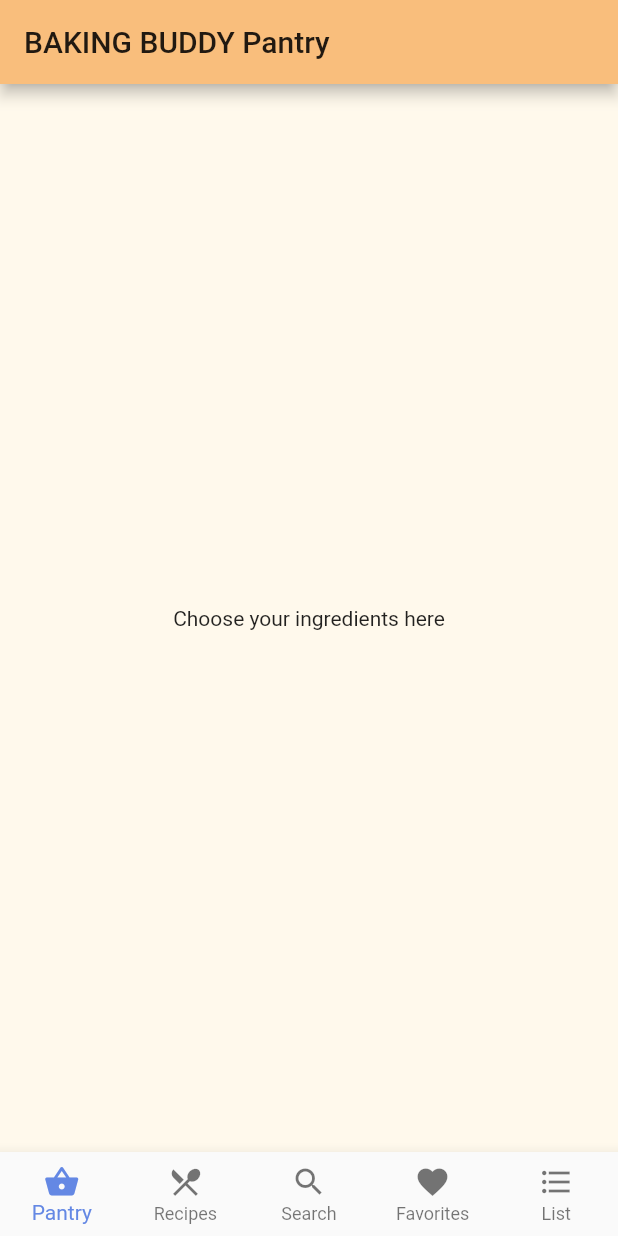
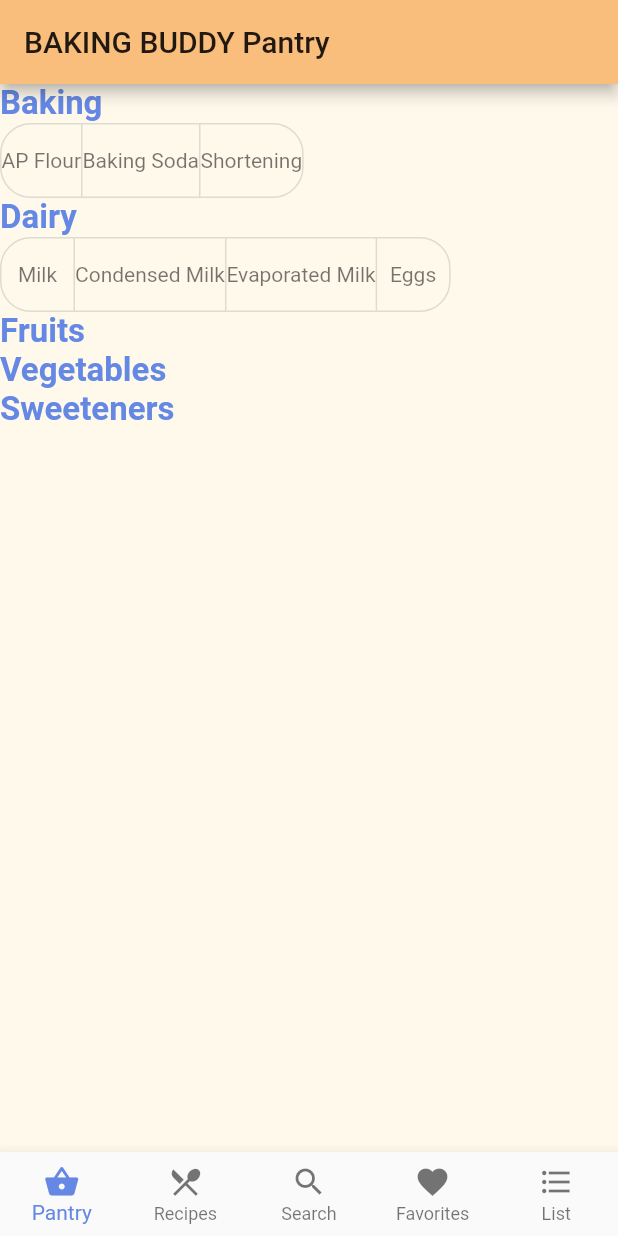
Before and after one commit to SJSU-CMPE165-Group1/BakingApp, a Flutter app: the screen it shows after launch, on a phone screen of 412 x 824 dp. Run offline on Flutter 3.47's test engine with Material 2 defaults, Android fonts, the phone set to English and light mode, and no system bars; network calls fail.

Commit message:
Pantry Starter

```diff
--- a/flutter_baking_app/lib/controllers/recipe_api.dart
+++ b/flutter_baking_app/lib/controllers/recipe_api.dart
@@ -4,7 +4,7 @@ import 'package:http/http.dart' as http;
 import 'dart:developer';
 
 class RecipeAPI {
-  Future<Recipe> samplefetch() async {
+  Future<Recipe> sampleFetch() async {
     final response = await http.get('http://www.recipepuppy.com/api/?i=onions,garlic&p=1');
     print("API CALL: Sample");
     if (response.statusCode == 200) {
@@ -47,7 +47,7 @@ class RecipeAPI {
   }
 }
 /*
-To test API in chrome, copy and paste:
+To test API in chrome, copy and paste in the console:
 fetch('http://www.recipepuppy.com/api/{argument here}')
   .then(response => response.json())
   .then(json => console.log(json))
--- a/flutter_baking_app/lib/main.dart
+++ b/flutter_baking_app/lib/main.dart
@@ -5,6 +5,8 @@ import 'package:flutter_baking_app/views/recipes.dart';
 import 'package:flutter_baking_app/views/search.dart';
 import 'package:flutter_baking_app/views/favorites.dart';
 import 'package:flutter_baking_app/views/shopping_list.dart';
+
+GlobalKey<RecipePageState> _keyRecipePage = GlobalKey();
 
 class Destination {
   const Destination(this.index, this.title, this.icon);
@@ -45,20 +47,30 @@ class NavBar extends StatefulWidget {
   _NavBarState createState() => _NavBarState();
 }
 
+
 class _NavBarState extends State<NavBar> {
   int _selectedIndex = 0;
+  List<Widget> _children = [PantryPage(), RecipePage(_keyRecipePage), SearchPage(), FavoritesPage(), ShoppingListPage()];
+
   @override
   Widget build(BuildContext context) {
+
     void _onItemTapped(int index) {
       setState(() {
         _selectedIndex = index;
+
+        //we call updateSearch every time the recipes tab is pressed on the bottom bar. this is done really messily since we need to make RecipePage public and keep track of its key
+        //note that 1 is the index of RecipePage
+        if(_selectedIndex == 1) {
+          _keyRecipePage.currentState.updateSearch();
+        }
       });
     }
 
     return Scaffold(
       body: IndexedStack(
         index: _selectedIndex,
-        children: [PantryPage(), RecipePage(), SearchPage(), FavoritesPage(), ShoppingListPage()],
+        children: _children,
       ),
       bottomNavigationBar: BottomNavigationBar(
         type: BottomNavigationBarType.fixed,
--- a/flutter_baking_app/lib/views/pantry.dart
+++ b/flutter_baking_app/lib/views/pantry.dart
@@ -7,6 +7,9 @@ class PantryPage extends StatefulWidget {
 }
 
 class _PantryPageState extends State<PantryPage> {
+  List<bool> bakingList = List.generate(3, (index) => false);
+  List<bool> dairyList = List.generate(4, (index) => false);
+
   @override
   Widget build(BuildContext context) {
     return Scaffold(
@@ -16,10 +19,80 @@ class _PantryPageState extends State<PantryPage> {
         ),
         backgroundColor: LightColors.kLightYellow,
         body:
-        Center(
-          child:Text(
-            'Choose your ingredients here',
-          ),
+        Column (
+          crossAxisAlignment: CrossAxisAlignment.start,
+          children: <Widget> [
+            Text('Baking',
+              style: TextStyle(
+                fontSize: 22.0,
+                fontWeight: FontWeight.bold,
+                color: LightColors.kBlue,
+              ),
+            ),
+            ToggleButtons(
+              children: [
+                Text('AP Flour'),
+                Text('Baking Soda'),
+                Text('Shortening'),
+              ],
+              isSelected: bakingList,
+              onPressed: (int i) {
+                setState(() {
+                  bakingList[i] = !bakingList[i];
+                });
+              },
+              fillColor: LightColors.kDarkYellow,
+              color: Colors.black54,
+              selectedColor: Colors.black87,
+              borderRadius: BorderRadius.circular(20),
+            ),
+            Text('Dairy',
+              style: TextStyle(
+                fontSize: 22.0,
+                fontWeight: FontWeight.bold,
+                color: LightColors.kBlue,
+              ),
+            ),
+            ToggleButtons(
+              children: [
+                Text('Milk'),
+                Text('Condensed Milk'),
+                Text('Evaporated Milk'),
+                Text('Eggs'),
+              ],
+              isSelected: dairyList,
+              onPressed: (int i) {
+                setState(() {
+                  dairyList[i] = !dairyList[i];
+                });
+              },
+              fillColor: LightColors.kDarkYellow,
+              color: Colors.black54,
+              selectedColor: Colors.black87,
+              borderRadius: BorderRadius.circular(20),
+            ),
+            Text('Fruits',
+              style: TextStyle(
+                fontSize: 22.0,
+                fontWeight: FontWeight.bold,
+                color: LightColors.kBlue,
+              ),
+            ),
+            Text('Vegetables',
+              style: TextStyle(
+                fontSize: 22.0,
+                fontWeight: FontWeight.bold,
+                color: LightColors.kBlue,
+              ),
+            ),
+            Text('Sweeteners',
+              style: TextStyle(
+                fontSize: 22.0,
+                fontWeight: FontWeight.bold,
+                color: LightColors.kBlue,
+              ),
+            ),
+          ],
         )
     );
   }
--- a/flutter_baking_app/lib/views/recipes.dart
+++ b/flutter_baking_app/lib/views/recipes.dart
@@ -4,17 +4,26 @@ import 'package:flutter_baking_app/models/recipe_model.dart';
 import 'package:flutter_baking_app/controllers/recipe_api.dart';
 
 class RecipePage extends StatefulWidget {
+
+  RecipePage(Key key) :super(key: key);
+
   @override
-  _RecipePageState createState() => _RecipePageState();
+  RecipePageState createState() => RecipePageState();
 }
 
-class _RecipePageState extends State<RecipePage> {
+class RecipePageState extends State<RecipePage> {
   Future<List<Recipe>> futureRecipes;
 
   @override
   void initState() {
     super.initState();
-    futureRecipes = RecipeAPI().fetchRecipesFromIngredients("milk,eggs,flour,sugar", 1);
+    updateSearch();
+  }
+
+  void updateSearch() {
+    setState(() {
+      futureRecipes = RecipeAPI().fetchRecipesFromIngredients("sugar,eggs,flour", 1);
+    });
   }
 
   @override
```
